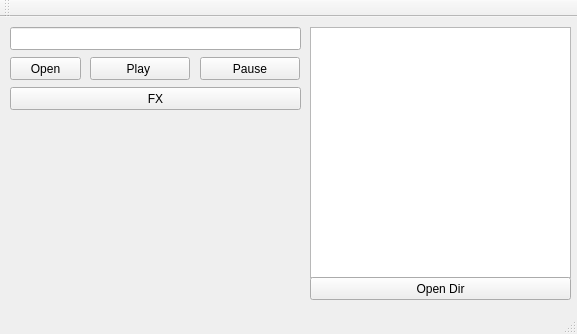
Above: vrokmain.ui from manushanga/vrok before the change. Below: the same form after it.
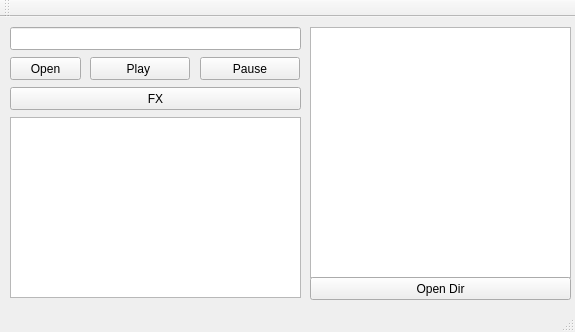
That is the form after the change.

The edit to the form file:
```diff
--- a/vrokmain.ui
+++ b/vrokmain.ui
@@ -6,8 +6,8 @@
    <rect>
     <x>0</x>
     <y>0</y>
-    <width>577</width>
-    <height>334</height>
+    <width>575</width>
+    <height>332</height>
    </rect>
   </property>
   <property name="windowTitle">
@@ -165,13 +165,13 @@
      <string>Open Dir</string>
     </property>
    </widget>
-   <widget class="QWidget" name="wd" native="true">
+   <widget class="QGraphicsView" name="gv">
     <property name="geometry">
      <rect>
       <x>10</x>
       <y>100</y>
       <width>291</width>
-      <height>171</height>
+      <height>181</height>
      </rect>
     </property>
    </widget>
```
Left out of the diff: 2 changed lines with no effect on the pictures.
